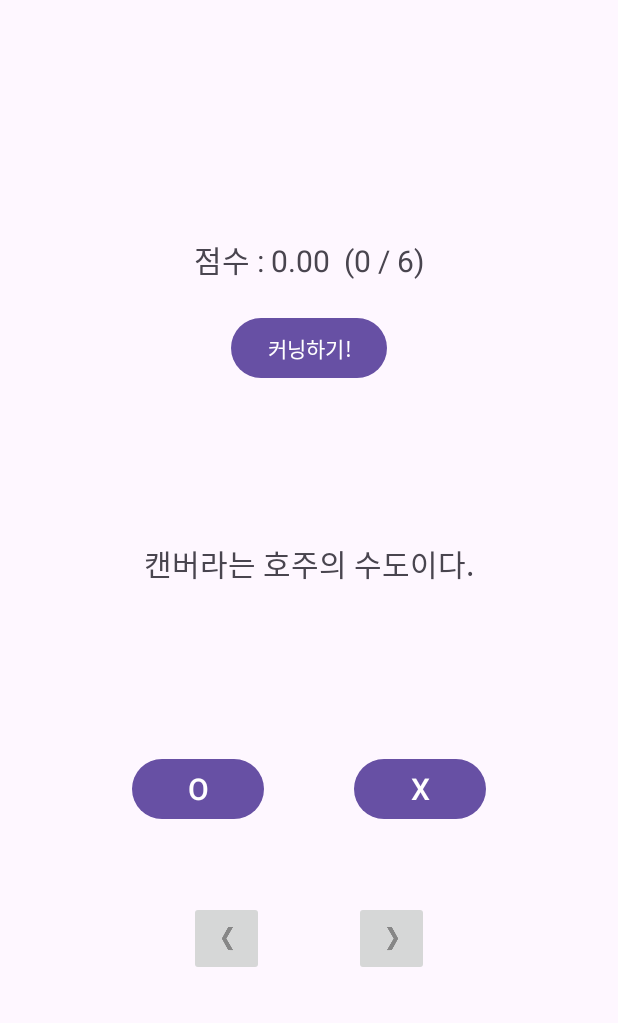
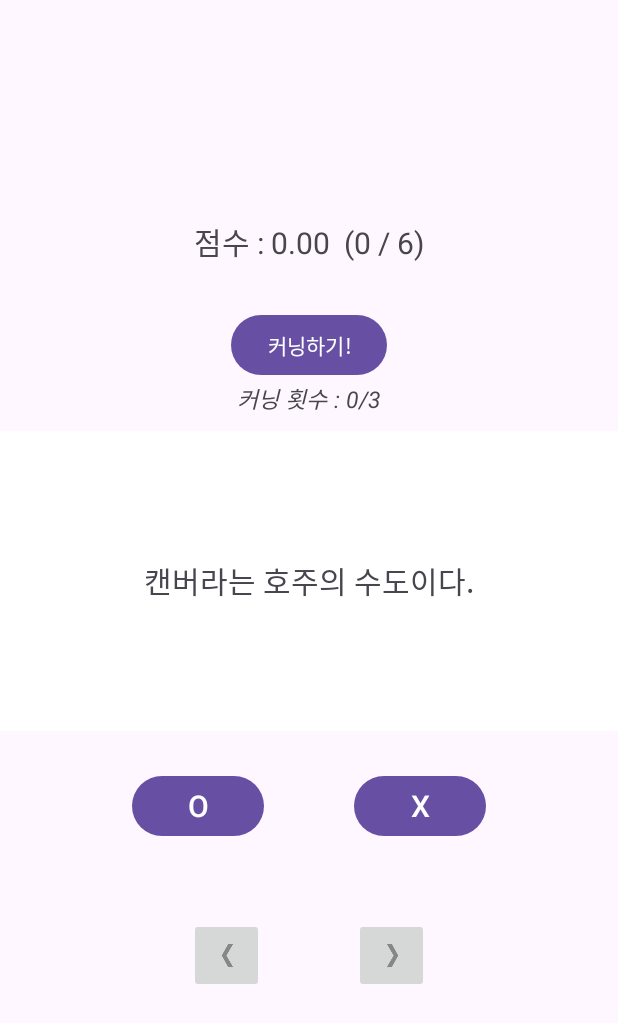
Before and after one commit to sunflow-er/GeoQuiz-App, an Android app: the screen it shows after launch (MainActivity), on a phone screen of 412 x 824 dp. Shown: the top 1023 px of the screen. Run offline under Robolectric (Android 15) with nearby library versions, the phone set to English and light mode, and no system bars.

Commit message:
마무리

```diff
--- a/app/src/main/java/org/javaapp/geoquiz/CheatActivity.kt
+++ b/app/src/main/java/org/javaapp/geoquiz/CheatActivity.kt
@@ -4,6 +4,7 @@ import android.annotation.SuppressLint
 import android.app.Activity
 import android.content.Context
 import android.content.Intent
+import android.os.Build
 import android.os.Bundle
 import android.widget.Button
 import android.widget.TextView
@@ -19,6 +20,7 @@ private const val EXTRA_ANSWER = "org.javaapp.geoquiz.answer_is_true" // 엑스
 class CheatActivity : AppCompatActivity() {
     private lateinit var answerTextView: TextView
     private lateinit var showAnswerButton : Button
+    private lateinit var apiLevelTextView : TextView
 
     private val cheatViewModel : CheatViewModel by lazy {
         ViewModelProvider(this).get(CheatViewModel::class.java)
@@ -33,10 +35,14 @@ class CheatActivity : AppCompatActivity() {
 
         answerTextView = findViewById(R.id.answer_text_view)
         showAnswerButton = findViewById(R.id.show_answer_button)
+        apiLevelTextView = findViewById(R.id.API_level_text_view)
+
         showAnswerButton.setOnClickListener {
             cheatViewModel.isCheated = true
             showUI(cheatViewModel.isCheated)
         }
+
+        apiLevelTextView.append("API level : ${Build.VERSION.SDK_INT}")
 
         showUI(cheatViewModel.isCheated)
     }
--- a/app/src/main/java/org/javaapp/geoquiz/MainActivity.kt
+++ b/app/src/main/java/org/javaapp/geoquiz/MainActivity.kt
@@ -17,6 +17,7 @@ import android.widget.TextView
 import android.widget.Toast
 import androidx.activity.enableEdgeToEdge
 import androidx.appcompat.app.AppCompatActivity
+import androidx.core.content.ContextCompat
 import androidx.core.view.ViewCompat
 import androidx.core.view.WindowInsetsCompat
 import androidx.core.view.isVisible
@@ -36,6 +37,7 @@ class MainActivity : AppCompatActivity() {
     private lateinit var nextButton: ImageButton
     private lateinit var prevButton: ImageButton
     private lateinit var cheatButton: Button
+    private lateinit var cheatCountTextView: TextView
 
     private val quizViewModel : QuizViewModel by lazy {
         ViewModelProvider(this).get(QuizViewModel::class.java)
@@ -72,6 +74,7 @@ class MainActivity : AppCompatActivity() {
         nextButton = findViewById(R.id.next_button)
         prevButton = findViewById(R.id.prev_button)
         cheatButton = findViewById(R.id.cheat_button)
+        cheatCountTextView = findViewById(R.id.cheat_count_text_view)
 
         questionTextView.setOnClickListener {
             nextButton.performClick()
@@ -79,12 +82,14 @@ class MainActivity : AppCompatActivity() {
 
         trueButton.setOnClickListener { view: View ->
             checkAnswer(true)
+            quizViewModel.currentQuestionIsMarked = true
             updateQuestion() // UI 업데이트
         }
 
         falseButton.setOnClickListener(object : View.OnClickListener {
             override fun onClick(v: View?) {
                 checkAnswer(false)
+                quizViewModel.currentQuestionIsMarked = true
                 updateQuestion() // UI 업데이트
             }
         })
@@ -136,6 +141,7 @@ class MainActivity : AppCompatActivity() {
     override fun onResume() {
         super.onResume()
         Log.d(TAG, "onResume() called")
+        updateQuestion()
     }
 
     override fun onPause() {
@@ -164,16 +170,47 @@ class MainActivity : AppCompatActivity() {
         questionTextView.setText(questionTextResId)
 
         // 이미 맞춘 문제일 경우 버튼 비활성화(숨기기)
-        if (quizViewModel.currentQuestionCorrectness) {
-            trueButton.isVisible = false
-            falseButton.isVisible = false
-        } else {
-            trueButton.isVisible = true
-            falseButton.isVisible = true
+        if (quizViewModel.currentQuestionIsCheated) { // 커닝
+            trueButton.visibility = View.INVISIBLE
+            falseButton.visibility = View.INVISIBLE
+            cheatButton.visibility = View.INVISIBLE
+            cheatCountTextView.visibility = View.VISIBLE
+            questionTextView.setBackgroundColor(ContextCompat.getColor(this, R.color.cheated))
         }
+        else if (quizViewModel.currentQuestionIsMarked && quizViewModel.currentQuestionCorrectness) { // 채점 & 정답
+            trueButton.visibility = View.INVISIBLE
+            falseButton.visibility = View.INVISIBLE
+            cheatButton.visibility = View.INVISIBLE
+            cheatCountTextView.visibility = View.INVISIBLE
+            questionTextView.setBackgroundColor(ContextCompat.getColor(this, R.color.correct))
+        } else if (quizViewModel.currentQuestionIsMarked && !(quizViewModel.currentQuestionCorrectness) ) { // 채점 & 오답
+            trueButton.visibility = View.INVISIBLE
+            falseButton.visibility = View.INVISIBLE
+            cheatButton.visibility = View.INVISIBLE
+            cheatCountTextView.visibility = View.INVISIBLE
+            questionTextView.setBackgroundColor(ContextCompat.getColor(this, R.color.incorrect))
+        } else { // 아무것도 하지 않음
+            trueButton.visibility = View.VISIBLE
+            falseButton.visibility = View.VISIBLE
+            cheatButton.visibility = View.VISIBLE
+            cheatCountTextView.visibility = View.VISIBLE
+            questionTextView.setBackgroundColor(ContextCompat.getColor(this, R.color.white))
+        }
+
 
         // 점수 표시
         scoreTextView.setText(String.format("점수 : %.2f  (%d / %d)", quizViewModel.correctNumber.toDouble()/quizViewModel.questionNumber.toDouble() * 100, quizViewModel.correctNumber, quizViewModel.questionNumber))
+
+        // 커닝 횟수가 3회 이상일 경우
+        val cheatCount = quizViewModel.cheatCount
+        if (cheatCount > 3) {
+            cheatButton.isVisible = false // cheatButton 비활성화
+            cheatCountTextView.setText("최대 커닝 횟수를 초과하였습니다.")
+        } else {
+            cheatCountTextView.setText("커닝 횟수 : ${cheatCount}/3")
+        }
+
+
     }
 
     private fun checkAnswer(userAnswer: Boolean) {
--- a/app/src/main/java/org/javaapp/geoquiz/Question.kt
+++ b/app/src/main/java/org/javaapp/geoquiz/Question.kt
@@ -2,4 +2,4 @@ package org.javaapp.geoquiz
 
 import androidx.annotation.StringRes
 
-data class Question(@StringRes val textResId : Int, val answer : Boolean, var isCorrect : Boolean = false, var isCheated : Boolean = false)
+data class Question(@StringRes val textResId : Int, val answer : Boolean, var isMarked : Boolean = false, var isCorrect : Boolean = false, var isCheated : Boolean = false)
--- a/app/src/main/java/org/javaapp/geoquiz/QuizViewModel.kt
+++ b/app/src/main/java/org/javaapp/geoquiz/QuizViewModel.kt
@@ -31,6 +31,18 @@ class QuizViewModel : ViewModel() {
     val questionNumber = questionBank.size
     var correctNumber = 0
 
+    val cheatCount : Int
+        get() {
+            var count : Int = 0
+            for (question in questionBank) {
+                if (question.isCheated == true) {
+                    count++
+                }
+            }
+            return count
+        }
+
+
     val currentQuestionAnswer : Boolean
         get() = questionBank[currentIndex].answer
 
@@ -45,6 +57,10 @@ class QuizViewModel : ViewModel() {
         get() = questionBank[currentIndex].isCheated
         set(value) { questionBank[currentIndex].isCheated = value}
 
+    var currentQuestionIsMarked : Boolean
+        get() = questionBank[currentIndex].isMarked
+        set(value) { questionBank[currentIndex].isMarked = value }
+
     fun moveToNext() {
         currentIndex = (currentIndex + 1) % questionBank.size
     }
--- a/app/src/main/res/layout-land/activity_main.xml
+++ b/app/src/main/res/layout-land/activity_main.xml
@@ -10,7 +10,8 @@
         android:layout_width="match_parent"
         android:layout_height="wrap_content"
         android:orientation="horizontal"
-        android:gravity="center">
+        android:gravity="center"
+        android:layout_marginBottom="10dp">
 
         <TextView
             android:id="@+id/score_text_view"
@@ -18,7 +19,8 @@
             android:layout_height="wrap_content"
             android:gravity="center"
             android:textSize="20sp"
-            tools:text="점수 : 0.00 (0/10)" />
+            tools:text="점수 : 0.00 (0/10)"
+            android:layout_marginStart="90dp"/>
 
         <Button
             android:id="@+id/cheat_button"
@@ -28,13 +30,23 @@
             android:layout_marginStart="30dp"
             />
 
+        <TextView
+            android:id="@+id/cheat_count_text_view"
+            android:layout_width="wrap_content"
+            android:layout_height="wrap_content"
+            android:textSize="15sp"
+            android:textStyle="italic"
+            tools:text="커닝 횟수 :  0 / 3"
+            android:layout_marginStart="10dp"
+            />
+
     </LinearLayout>
 
 
     <TextView
         android:id="@+id/question_text_view"
         android:layout_width="match_parent"
-        android:layout_height="100dp"
+        android:layout_height="80dp"
         android:gravity="center"
         android:textSize="20sp"
         tools:text="@string/question_australia" />
--- a/app/src/main/res/layout/activity_main.xml
+++ b/app/src/main/res/layout/activity_main.xml
@@ -18,9 +18,17 @@
         android:id="@+id/cheat_button"
         android:layout_width="wrap_content"
         android:layout_height="wrap_content"
-        android:layout_marginTop="10dp"
-        android:layout_marginBottom="20dp"
+        android:layout_marginTop="20dp"
         android:text="@string/cheat_button"
+        />
+    <TextView
+        android:id="@+id/cheat_count_text_view"
+        android:layout_width="wrap_content"
+        android:layout_height="wrap_content"
+        android:textSize="15sp"
+        android:textStyle="italic"
+        tools:text="커닝 횟수 :  0 / 3"
+        android:layout_marginBottom="10dp"
         />
 
     <TextView
--- a/app/src/main/res/values/colors.xml
+++ b/app/src/main/res/values/colors.xml
@@ -2,4 +2,7 @@
 <resources>
     <color name="black">#FF000000</color>
     <color name="white">#FFFFFFFF</color>
+    <color name="correct">#DC91F2FF</color>
+    <color name="incorrect">#DCF66868</color>
+    <color name="cheated">#DFFFDA6B</color>
 </resources>
```
Also changed, not shown: app/src/main/res/layout/activity_cheat.xml (+10 -0 lines).
